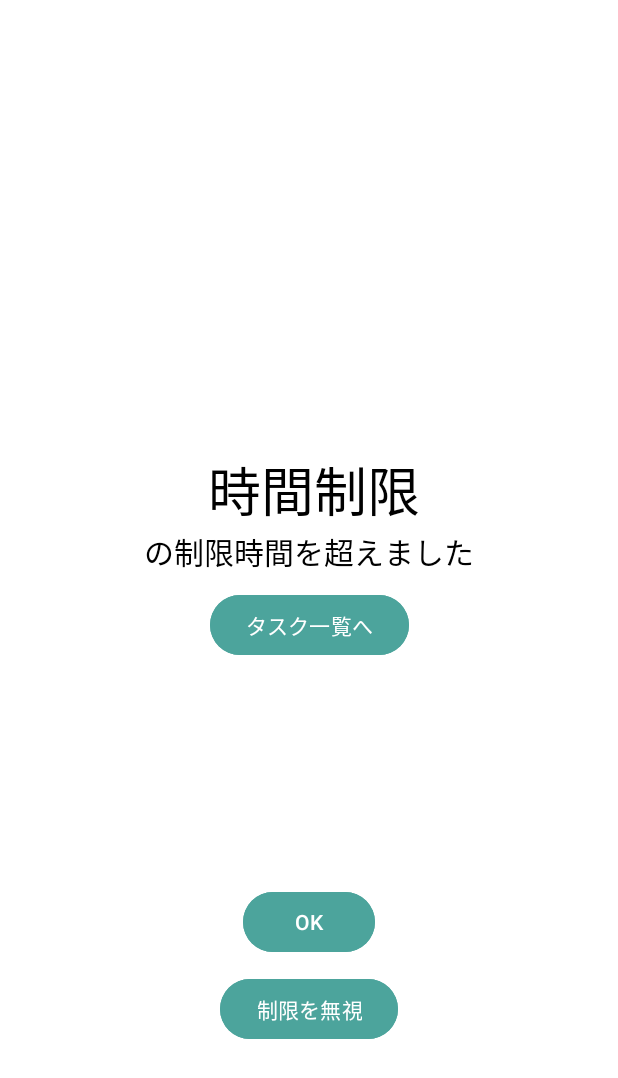
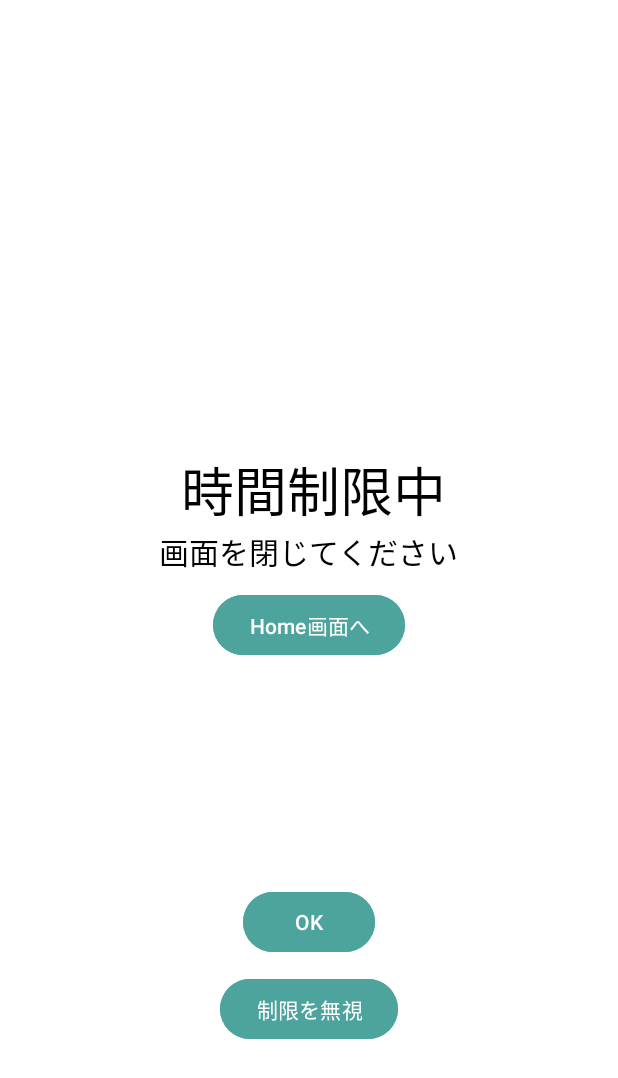
Before and after one commit to SoSatoNITIC/AppBlockTaskList, an Android app: the Shield screen opened directly, with no data from a screen before it, on a phone screen of 412 x 824 dp. Shown: the top 1078 px of the screen. Run offline under Robolectric (Android 15) with nearby library versions, the phone set to English and light mode, and no system bars.

Commit message:
シールド画面の修正とWorkerの常時起動処理

```diff
--- a/app/src/main/java/com/example/appblocktasklist/MainActivity.kt
+++ b/app/src/main/java/com/example/appblocktasklist/MainActivity.kt
@@ -7,6 +7,10 @@ class MainActivity : AppCompatActivity() {
     override fun onCreate(savedInstanceState: Bundle?) {
         super.onCreate(savedInstanceState)
         setContentView(R.layout.activity_main)
+
+        val data = intent.getStringExtra("key") // shieldから受け取り
+
+
     }
 
 
--- a/app/src/main/res/layout/shield.xml
+++ b/app/src/main/res/layout/shield.xml
@@ -22,7 +22,7 @@
         android:id="@+id/textView6"
         android:layout_width="wrap_content"
         android:layout_height="wrap_content"
-        android:text="の制限時間を超えました"
+        android:text="画面を閉じてください"
         android:textColor="@color/white"
         android:textSize="20sp"
         app:layout_constraintEnd_toEndOf="parent"
@@ -35,7 +35,7 @@
         android:layout_height="wrap_content"
         android:layout_marginTop="10dp"
         android:backgroundTint="@color/toggle"
-        android:text="タスク一覧へ"
+        android:text="Home画面へ"
         android:textColor="@color/w1"
         app:layout_constraintEnd_toEndOf="parent"
         app:layout_constraintStart_toStartOf="parent"
@@ -58,7 +58,7 @@
         android:layout_width="wrap_content"
         android:layout_height="wrap_content"
         android:layout_marginTop="300dp"
-        android:text="時間制限"
+        android:text="時間制限中"
         android:textColor="@color/white"
         android:textSize="35dp"
         app:layout_constraintEnd_toEndOf="parent"
```
Also changed, not shown: app/src/main/java/com/example/appblocktasklist/Shield.kt (+21 -1 lines), app/src/main/java/com/example/appblocktasklist/SystemHome.kt (+13 -0 lines).
